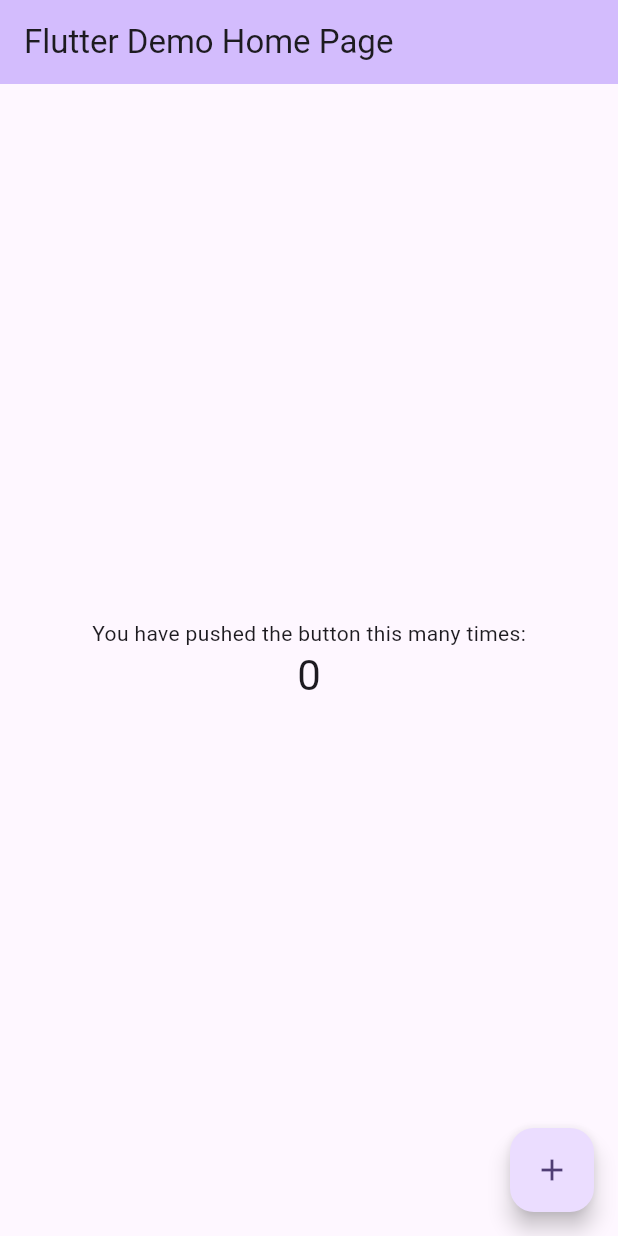
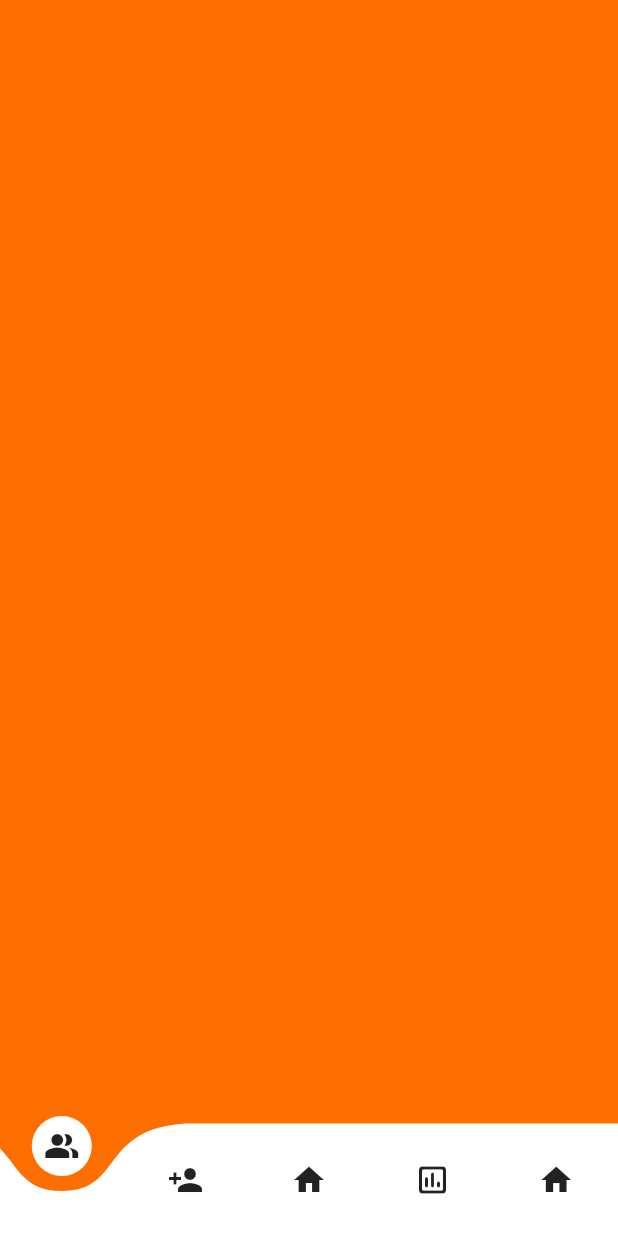
Before and after one commit to s0yAJ/Final_Project_App, a Flutter app: the screen it shows after launch, on a phone screen of 412 x 824 dp. Run offline on Flutter 3.47's test engine with Material 3 defaults, Android fonts, the phone set to English and light mode, and no system bars; drawn by our look-alikes of curved_navigation_bar.

Commit message:
Home_page

```diff
--- a/lib/main.dart
+++ b/lib/main.dart
@@ -1,3 +1,4 @@
+import 'package:final_proyect/pages/home.dart';
 import 'package:flutter/material.dart';
 
 void main() {
@@ -11,115 +12,12 @@
   @override
   Widget build(BuildContext context) {
     return MaterialApp(
-      title: 'Flutter Demo',
+      debugShowCheckedModeBanner: !true,
       theme: ThemeData(
-        // This is the theme of your application.
-        //
-        // TRY THIS: Try running your application with "flutter run". You'll see
-        // the application has a purple toolbar. Then, without quitting the app,
-        // try changing the seedColor in the colorScheme below to Colors.green
-        // and then invoke "hot reload" (save your changes or press the "hot
-        // reload" button in a Flutter-supported IDE, or press "r" if you used
-        // the command line to start the app).
-        //
-        // Notice that the counter didn't reset back to zero; the application
-        // state is not lost during the reload. To reset the state, use hot
-        // restart instead.
-        //
-        // This works for code too, not just values: Most code changes can be
-        // tested with just a hot reload.
         colorScheme: ColorScheme.fromSeed(seedColor: Colors.deepPurple),
         useMaterial3: true,
       ),
-      home: const MyHomePage(title: 'Flutter Demo Home Page'),
+      home: const Home(),
     );
   }
 }
-
-class MyHomePage extends StatefulWidget {
-  const MyHomePage({super.key, required this.title});
-
-  // This widget is the home page of your application. It is stateful, meaning
-  // that it has a State object (defined below) that contains fields that affect
-  // how it looks.
-
-  // This class is the configuration for the state. It holds the values (in this
-  // case the title) provided by the parent (in this case the App widget) and
-  // used by the build method of the State. Fields in a Widget subclass are
-  // always marked "final".
-
-  final String title;
-
-  @override
-  State<MyHomePage> createState() => _MyHomePageState();
-}
-
-class _MyHomePageState extends State<MyHomePage> {
-  int _counter = 0;
-
-  void _incrementCounter() {
-    setState(() {
-      // This call to setState tells the Flutter framework that something has
-      // changed in this State, which causes it to rerun the build method below
-      // so that the display can reflect the updated values. If we changed
-      // _counter without calling setState(), then the build method would not be
-      // called again, and so nothing would appear to happen.
-      _counter++;
-    });
-  }
-
-  @override
-  Widget build(BuildContext context) {
-    // This method is rerun every time setState is called, for instance as done
-    // by the _incrementCounter method above.
-    //
-    // The Flutter framework has been optimized to make rerunning build methods
-    // fast, so that you can just rebuild anything that needs updating rather
-    // than having to individually change instances of widgets.
-    return Scaffold(
-      appBar: AppBar(
-        // TRY THIS: Try changing the color here to a specific color (to
-        // Colors.amber, perhaps?) and trigger a hot reload to see the AppBar
-        // change color while the other colors stay the same.
-        backgroundColor: Theme.of(context).colorScheme.inversePrimary,
-        // Here we take the value from the MyHomePage object that was created by
-        // the App.build method, and use it to set our appbar title.
-        title: Text(widget.title),
-      ),
-      body: Center(
-        // Center is a layout widget. It takes a single child and positions it
-        // in the middle of the parent.
-        child: Column(
-          // Column is also a layout widget. It takes a list of children and
-          // arranges them vertically. By default, it sizes itself to fit its
-          // children horizontally, and tries to be as tall as its parent.
-          //
-          // Column has various properties to control how it sizes itself and
-          // how it positions its children. Here we use mainAxisAlignment to
-          // center the children vertically; the main axis here is the vertical
-          // axis because Columns are vertical (the cross axis would be
-          // horizontal).
-          //
-          // TRY THIS: Invoke "debug painting" (choose the "Toggle Debug Paint"
-          // action in the IDE, or press "p" in the console), to see the
-          // wireframe for each widget.
-          mainAxisAlignment: MainAxisAlignment.center,
-          children: <Widget>[
-            const Text(
-              'You have pushed the button this many times:',
-            ),
-            Text(
-              '$_counter',
-              style: Theme.of(context).textTheme.headlineMedium,
-            ),
-          ],
-        ),
-      ),
-      floatingActionButton: FloatingActionButton(
-        onPressed: _incrementCounter,
-        tooltip: 'Increment',
-        child: const Icon(Icons.add),
-      ), // This trailing comma makes auto-formatting nicer for build methods.
-    );
-  }
-}
--- /dev/null
+++ b/lib/pages/News.dart
@@ -0,0 +1,19 @@
+import 'package:flutter/material.dart';
+
+class News extends StatefulWidget {
+  const News({super.key});
+
+  @override
+  State<News> createState() => _NewsState();
+}
+
+class _NewsState extends State<News> {
+  @override
+  Widget build(BuildContext context) {
+    return SingleChildScrollView(
+      child: Padding(
+        padding: EdgeInsets.all(40),
+      ),
+    );
+  }
+}
--- /dev/null
+++ b/lib/pages/home.dart
@@ -0,0 +1,37 @@
+import 'package:curved_navigation_bar/curved_navigation_bar.dart';
+import 'package:final_proyect/pages/News.dart';
+import 'package:flutter/material.dart';
+
+class Home extends StatefulWidget {
+  const Home({super.key});
+
+  @override
+  State<Home> createState() => _HomeState();
+}
+
+class _HomeState extends State<Home> {
+  int pageNum = 0;
+
+  final ICONS = [
+    const Icon(Icons.people_alt),
+    const Icon(Icons.person_add),
+    const Icon(Icons.home),
+    const Icon(Icons.insert_chart_outlined_rounded),
+    const Icon(Icons.home),
+  ];
+
+  final screen =[
+    News(),
+  ];
+
+  @override
+  Widget build(BuildContext context) {
+    return Scaffold(
+      backgroundColor: Colors.amber[900],
+      body: screen[pageNum],
+      bottomNavigationBar: CurvedNavigationBar(
+        backgroundColor: Colors.transparent,
+        items: ICONS),
+    );
+  }
+}
--- a/pubspec.yaml
+++ b/pubspec.yaml
@@ -34,6 +34,7 @@ dependencies:
   # The following adds the Cupertino Icons font to your application.
   # Use with the CupertinoIcons class for iOS style icons.
   cupertino_icons: ^1.0.8
+  curved_navigation_bar: ^1.0.6
 
 dev_dependencies:
   flutter_test:
```
Also changed, not shown: pubspec.lock.
